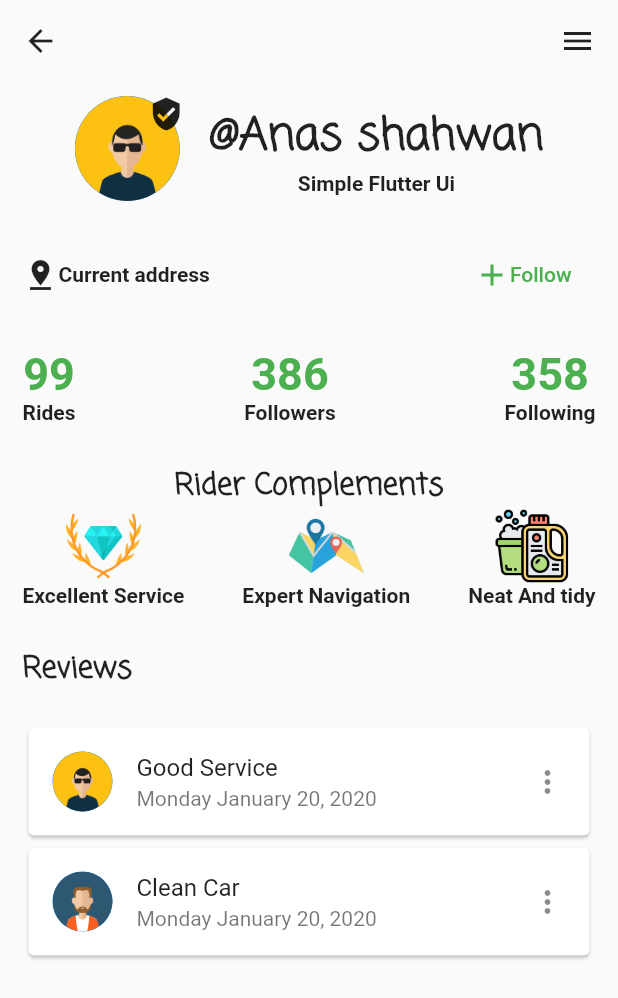
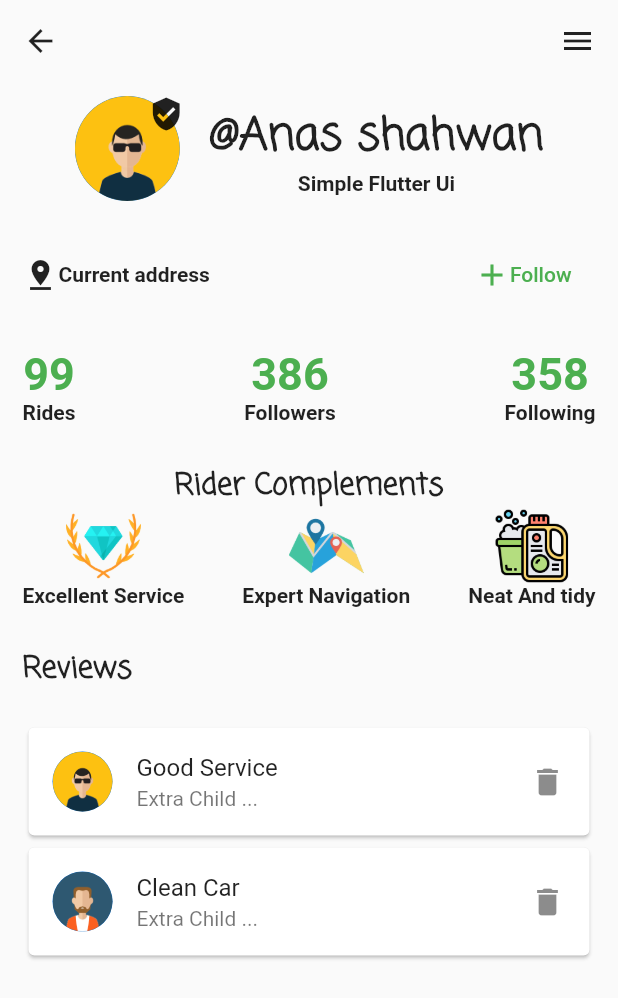
Before and after one commit to anasshahwan/Flutter_youtube_Course, a Flutter app: the screen it shows after launch, on a phone screen of 412 x 824 dp. Shown: the top 998 px of the screen. Run offline on Flutter 3.47's test engine with Material 2 defaults, Android fonts, the phone set to English and light mode, and no system bars.

Commit message:
Extract the Widget And passing arguments

```diff
--- a/flutter_youtube_course/lib/comment.dart
+++ b/flutter_youtube_course/lib/comment.dart
@@ -1,5 +1,3 @@
-
-import 'package:flutter/cupertino.dart';
 
 class Comment {
 
--- a/flutter_youtube_course/lib/main.dart
+++ b/flutter_youtube_course/lib/main.dart
@@ -1,5 +1,6 @@
 import 'package:flutter/material.dart';
 import 'comment.dart';
+
 void main() => runApp(MyApp());
 
 class MyApp extends StatefulWidget {
@@ -10,16 +11,12 @@ class MyApp extends StatefulWidget {
 class _MyAppState extends State<MyApp> {
 
 
-
   List<Comment> myComments = [
 
     Comment(image_url:'images/avatar.png',title:'Good Service', Date:"Monday January 20, 2020"),
     Comment(image_url:'images/beard.png',title:'Clean Car', Date:"Monday January 20, 2020"),
 
   ];
-
-
-
 
 
   @override
@@ -250,7 +247,12 @@ class _MyAppState extends State<MyApp> {
                   ],
                 ),
                 Column(children: myComments.map((comment){
-                  return commentsCards(comment);
+                  return commentsCardWidget(comment:comment,onClick: (){
+
+                    myComments.remove(comment);
+                    print("Deleted");
+                    setState(() {});
+                  },child: Text("Extra Child ..."),);
                 }).toList(),)
               ],
             ),
@@ -262,19 +264,29 @@ class _MyAppState extends State<MyApp> {
 }
 
 
+class commentsCardWidget extends StatelessWidget {
 
-Widget commentsCards(comment){
+  final Comment comment;
+  final Function onClick;
+  final Widget child;
 
-  return  Card(
+  commentsCardWidget({this.comment,this.onClick,this.child});
+
+
+  @override
+  Widget build(BuildContext context) {
+    return Card(
       child: ListTile(
         leading: CircleAvatar(
           backgroundImage: AssetImage(comment.image_url),
           maxRadius: 20,
         ),
         title: Text(comment.title),
-      subtitle: Text(comment.Date),
-      trailing: Icon(Icons.more_vert),
+        subtitle: child,
+        trailing: GestureDetector(
+            onTap: onClick,
+            child: Icon(Icons.delete)),
       ),
     );
-
   }
+}
```
Lines whose indentation alone changed are shown as unchanged.
